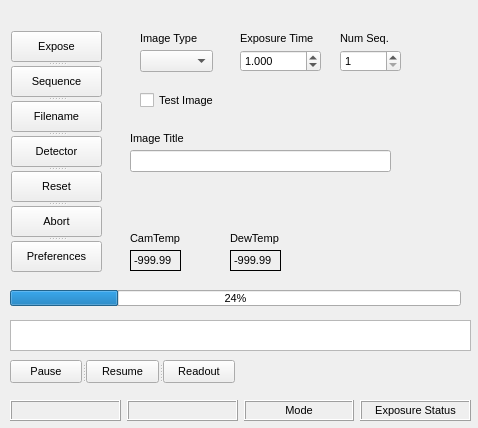
Old version of the form azcam_exptool/exptool.ui in the repository mplesser/azcam-exptool.
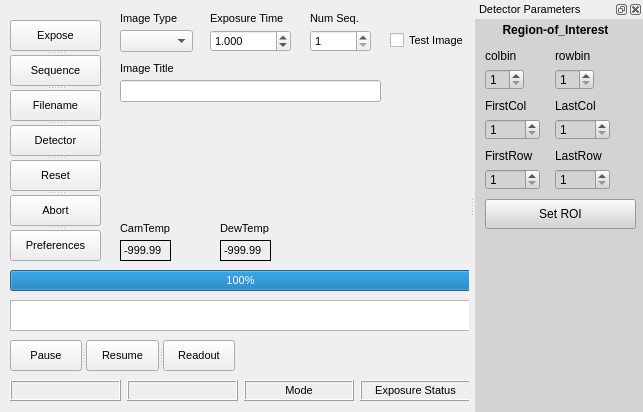
New version of the form.

Patch:
```diff
--- a/azcam_exptool/exptool.ui
+++ b/azcam_exptool/exptool.ui
@@ -6,8 +6,8 @@
    <rect>
     <x>0</x>
     <y>0</y>
-    <width>478</width>
-    <height>428</height>
+    <width>643</width>
+    <height>412</height>
    </rect>
   </property>
   <property name="minimumSize">
@@ -47,21 +47,21 @@
     <property name="geometry">
      <rect>
       <x>10</x>
-      <y>290</y>
-      <width>451</width>
-      <height>16</height>
+      <y>270</y>
+      <width>461</width>
+      <height>21</height>
      </rect>
     </property>
     <property name="value">
-     <number>24</number>
+     <number>100</number>
     </property>
    </widget>
    <widget class="QCheckBox" name="testimage_CheckBox">
     <property name="geometry">
      <rect>
-      <x>140</x>
-      <y>90</y>
-      <width>91</width>
+      <x>390</x>
+      <y>30</y>
+      <width>81</width>
       <height>20</height>
      </rect>
     </property>
@@ -72,8 +72,8 @@
    <widget class="QLineEdit" name="imagetitle_LineEdit">
     <property name="geometry">
      <rect>
-      <x>130</x>
-      <y>150</y>
+      <x>120</x>
+      <y>80</y>
       <width>261</width>
       <height>22</height>
      </rect>
@@ -83,7 +83,7 @@
     <property name="geometry">
      <rect>
       <x>10</x>
-      <y>320</y>
+      <y>300</y>
       <width>461</width>
       <height>31</height>
      </rect>
@@ -92,8 +92,8 @@
    <widget class="QDoubleSpinBox" name="exposuretime_SpinBox">
     <property name="geometry">
      <rect>
-      <x>240</x>
-      <y>50</y>
+      <x>210</x>
+      <y>30</y>
       <width>81</width>
       <height>22</height>
      </rect>
@@ -111,8 +111,8 @@
    <widget class="QComboBox" name="imagetype_ComboBox">
     <property name="geometry">
      <rect>
-      <x>140</x>
-      <y>50</y>
+      <x>120</x>
+      <y>30</y>
       <width>73</width>
       <height>22</height>
      </rect>
@@ -121,8 +121,8 @@
    <widget class="QLabel" name="imagetype_Label">
     <property name="geometry">
      <rect>
-      <x>140</x>
-      <y>30</y>
+      <x>120</x>
+      <y>10</y>
       <width>91</width>
       <height>16</height>
      </rect>
@@ -134,8 +134,8 @@
    <widget class="QLabel" name="camtemp_Label">
     <property name="geometry">
      <rect>
-      <x>130</x>
-      <y>230</y>
+      <x>120</x>
+      <y>220</y>
       <width>71</width>
       <height>16</height>
      </rect>
@@ -147,8 +147,8 @@
    <widget class="QLabel" name="exposuretime_Label">
     <property name="geometry">
      <rect>
-      <x>240</x>
-      <y>30</y>
+      <x>210</x>
+      <y>10</y>
       <width>91</width>
       <height>16</height>
      </rect>
@@ -160,8 +160,8 @@
    <widget class="QLabel" name="dewtemp_Label">
     <property name="geometry">
      <rect>
-      <x>230</x>
-      <y>230</y>
+      <x>220</x>
+      <y>220</y>
       <width>71</width>
       <height>16</height>
      </rect>
@@ -173,8 +173,8 @@
    <widget class="QLabel" name="imagetitleLabel">
     <property name="geometry">
      <rect>
-      <x>130</x>
-      <y>130</y>
+      <x>120</x>
+      <y>60</y>
       <width>91</width>
       <height>16</height>
      </rect>
@@ -186,8 +186,8 @@
    <widget class="QSpinBox" name="numseq_SpinBox">
     <property name="geometry">
      <rect>
-      <x>340</x>
-      <y>50</y>
+      <x>310</x>
+      <y>30</y>
       <width>61</width>
       <height>22</height>
      </rect>
@@ -202,8 +202,8 @@
    <widget class="QLabel" name="numseq_label">
     <property name="geometry">
      <rect>
-      <x>340</x>
-      <y>30</y>
+      <x>310</x>
+      <y>10</y>
       <width>61</width>
       <height>16</height>
      </rect>
@@ -215,8 +215,8 @@
    <widget class="QSplitter" name="buttons_splitter">
     <property name="geometry">
      <rect>
-      <x>11</x>
-      <y>31</y>
+      <x>10</x>
+      <y>20</y>
       <width>91</width>
       <height>241</height>
      </rect>
@@ -270,9 +270,9 @@
     <property name="geometry">
      <rect>
       <x>10</x>
-      <y>360</y>
+      <y>340</y>
       <width>225</width>
-      <height>23</height>
+      <height>31</height>
      </rect>
     </property>
     <property name="orientation">
@@ -306,12 +306,15 @@
    <widget class="QLabel" name="camtempvalue_label">
     <property name="geometry">
      <rect>
-      <x>130</x>
-      <y>250</y>
+      <x>120</x>
+      <y>240</y>
       <width>51</width>
       <height>21</height>
      </rect>
     </property>
+    <property name="autoFillBackground">
+     <bool>false</bool>
+    </property>
     <property name="frameShape">
      <enum>QFrame::Box</enum>
     </property>
@@ -322,12 +325,15 @@
    <widget class="QLabel" name="dewtempvalue_label">
     <property name="geometry">
      <rect>
-      <x>230</x>
-      <y>250</y>
+      <x>220</x>
+      <y>240</y>
       <width>51</width>
       <height>21</height>
      </rect>
     </property>
+    <property name="autoFillBackground">
+     <bool>false</bool>
+    </property>
     <property name="frameShape">
      <enum>QFrame::Box</enum>
     </property>
@@ -338,11 +344,11 @@
      <string>-999.99</string>
     </property>
    </widget>
-   <widget class="QWidget" name="">
+   <widget class="QWidget" name="layoutWidget">
     <property name="geometry">
      <rect>
       <x>10</x>
-      <y>400</y>
+      <y>380</y>
       <width>461</width>
       <height>21</height>
      </rect>
@@ -479,6 +485,283 @@
     </layout>
    </widget>
   </widget>
+  <widget class="QDockWidget" name="detpars_dockWidget">
+   <property name="minimumSize">
+    <size>
+     <width>168</width>
+     <height>38</height>
+    </size>
+   </property>
+   <property name="autoFillBackground">
+    <bool>false</bool>
+   </property>
+   <property name="styleSheet">
+    <string notr="true">background-color: lightgray</string>
+   </property>
+   <property name="floating">
+    <bool>true</bool>
+   </property>
+   <property name="windowTitle">
+    <string>Detector Parameters</string>
+   </property>
+   <attribute name="dockWidgetArea">
+    <number>2</number>
+   </attribute>
+   <widget class="QWidget" name="dockWidgetContents">
+    <widget class="QWidget" name="layoutWidget_2">
+     <property name="geometry">
+      <rect>
+       <x>10</x>
+       <y>80</y>
+       <width>55</width>
+       <height>41</height>
+      </rect>
+     </property>
+     <layout class="QVBoxLayout" name="verticalLayout_2">
+      <item>
+       <widget class="QLabel" name="colbin_label_2">
+        <property name="text">
+         <string>FirstCol</string>
+        </property>
+       </widget>
+      </item>
+      <item>
+       <widget class="QSpinBox" name="firstcol_spinBox">
+        <property name="toolTip">
+         <string>&lt;html&gt;&lt;head/&gt;&lt;body&gt;&lt;p&gt;column binning&lt;/p&gt;&lt;/body&gt;&lt;/html&gt;</string>
+        </property>
+        <property name="minimum">
+         <number>1</number>
+        </property>
+        <property name="maximum">
+         <number>99999</number>
+        </property>
+        <property name="value">
+         <number>1</number>
+        </property>
+       </widget>
+      </item>
+     </layout>
+    </widget>
+    <widget class="QWidget" name="layoutWidget_3">
+     <property name="geometry">
+      <rect>
+       <x>80</x>
+       <y>30</y>
+       <width>39</width>
+       <height>41</height>
+      </rect>
+     </property>
+     <layout class="QVBoxLayout" name="verticalLayout_3">
+      <item>
+       <widget class="QLabel" name="rowbin_label">
+        <property name="text">
+         <string>rowbin</string>
+        </property>
+       </widget>
+      </item>
+      <item>
+       <widget class="QSpinBox" name="rowbin_spinBox">
+        <property name="toolTip">
+         <string>&lt;html&gt;&lt;head/&gt;&lt;body&gt;&lt;p&gt;column binning&lt;/p&gt;&lt;/body&gt;&lt;/html&gt;</string>
+        </property>
+        <property name="minimum">
+         <number>1</number>
+        </property>
+        <property name="value">
+         <number>1</number>
+        </property>
+       </widget>
+      </item>
+     </layout>
+    </widget>
+    <widget class="QWidget" name="layoutWidget_4">
+     <property name="geometry">
+      <rect>
+       <x>10</x>
+       <y>130</y>
+       <width>55</width>
+       <height>41</height>
+      </rect>
+     </property>
+     <layout class="QVBoxLayout" name="verticalLayout_4">
+      <item>
+       <widget class="QLabel" name="colbin_label_4">
+        <property name="text">
+         <string>FirstRow</string>
+        </property>
+       </widget>
+      </item>
+      <item>
+       <widget class="QSpinBox" name="firstrow_spinBox">
+        <property name="toolTip">
+         <string>&lt;html&gt;&lt;head/&gt;&lt;body&gt;&lt;p&gt;column binning&lt;/p&gt;&lt;/body&gt;&lt;/html&gt;</string>
+        </property>
+        <property name="minimum">
+         <number>1</number>
+        </property>
+        <property name="maximum">
+         <number>99999</number>
+        </property>
+        <property name="value">
+         <number>1</number>
+        </property>
+       </widget>
+      </item>
+     </layout>
+    </widget>
+    <widget class="QWidget" name="layoutWidget_5">
+     <property name="geometry">
+      <rect>
+       <x>80</x>
+       <y>130</y>
+       <width>55</width>
+       <height>41</height>
+      </rect>
+     </property>
+     <layout class="QVBoxLayout" name="verticalLayout_5">
+      <item>
+       <widget class="QLabel" name="colbin_label_5">
+        <property name="text">
+         <string>LastRow</string>
+        </property>
+       </widget>
+      </item>
+      <item>
+       <widget class="QSpinBox" name="lastrow_spinBox">
+        <property name="toolTip">
+         <string>&lt;html&gt;&lt;head/&gt;&lt;body&gt;&lt;p&gt;column binning&lt;/p&gt;&lt;/body&gt;&lt;/html&gt;</string>
+        </property>
+        <property name="minimum">
+         <number>1</number>
+        </property>
+        <property name="maximum">
+         <number>99999</number>
+        </property>
+        <property name="value">
+         <number>1</number>
+        </property>
+       </widget>
+      </item>
+     </layout>
+    </widget>
+    <widget class="QWidget" name="layoutWidget_6">
+     <property name="geometry">
+      <rect>
+       <x>80</x>
+       <y>80</y>
+       <width>55</width>
+       <height>41</height>
+      </rect>
+     </property>
+     <layout class="QVBoxLayout" name="verticalLayout_6">
+      <item>
+       <widget class="QLabel" name="colbin_label_6">
+        <property name="text">
+         <string>LastCol</string>
+        </property>
+       </widget>
+      </item>
+      <item>
+       <widget class="QSpinBox" name="lastcol_spinBox">
+        <property name="toolTip">
+         <string>&lt;html&gt;&lt;head/&gt;&lt;body&gt;&lt;p&gt;column binning&lt;/p&gt;&lt;/body&gt;&lt;/html&gt;</string>
+        </property>
+        <property name="minimum">
+         <number>1</number>
+        </property>
+        <property name="maximum">
+         <number>99999</number>
+        </property>
+        <property name="value">
+         <number>1</number>
+        </property>
+       </widget>
+      </item>
+     </layout>
+    </widget>
+    <widget class="QLabel" name="label">
+     <property name="geometry">
+      <rect>
+       <x>10</x>
+       <y>0</y>
+       <width>141</width>
+       <height>21</height>
+      </rect>
+     </property>
+     <property name="font">
+      <font>
+       <weight>75</weight>
+       <bold>true</bold>
+      </font>
+     </property>
+     <property name="text">
+      <string>Region-of_Interest</string>
+     </property>
+     <property name="alignment">
+      <set>Qt::AlignCenter</set>
+     </property>
+    </widget>
+    <widget class="QPushButton" name="setroi_Button">
+     <property name="geometry">
+      <rect>
+       <x>10</x>
+       <y>180</y>
+       <width>151</width>
+       <height>30</height>
+      </rect>
+     </property>
+     <property name="toolTip">
+      <string>&lt;html&gt;&lt;head/&gt;&lt;body&gt;&lt;p&gt;Set Region-of-Interest with above parameters&lt;/p&gt;&lt;/body&gt;&lt;/html&gt;</string>
+     </property>
+     <property name="text">
+      <string>Set ROI</string>
+     </property>
+    </widget>
+    <widget class="QWidget" name="">
+     <property name="geometry">
+      <rect>
+       <x>10</x>
+       <y>30</y>
+       <width>39</width>
+       <height>41</height>
+      </rect>
+     </property>
+     <layout class="QVBoxLayout" name="verticalLayout">
+      <item>
+       <widget class="QLabel" name="colbin_label">
+        <property name="text">
+         <string>colbin</string>
+        </property>
+       </widget>
+      </item>
+      <item>
+       <widget class="QSpinBox" name="colbin_spinBox">
+        <property name="toolTip">
+         <string>&lt;html&gt;&lt;head/&gt;&lt;body&gt;&lt;p&gt;column binning&lt;/p&gt;&lt;/body&gt;&lt;/html&gt;</string>
+        </property>
+        <property name="minimum">
+         <number>1</number>
+        </property>
+        <property name="value">
+         <number>1</number>
+        </property>
+       </widget>
+      </item>
+     </layout>
+    </widget>
+    <zorder>colbin_spinBox</zorder>
+    <zorder>colbin_label</zorder>
+    <zorder>layoutWidget_2</zorder>
+    <zorder>layoutWidget_3</zorder>
+    <zorder>layoutWidget_4</zorder>
+    <zorder>layoutWidget_5</zorder>
+    <zorder>layoutWidget_6</zorder>
+    <zorder>colbin_spinBox</zorder>
+    <zorder>label</zorder>
+    <zorder>setroi_Button</zorder>
+   </widget>
+  </widget>
  </widget>
  <resources/>
  <connections/>
```
Left out of the diff: 6 changed lines with no effect on the pictures.
